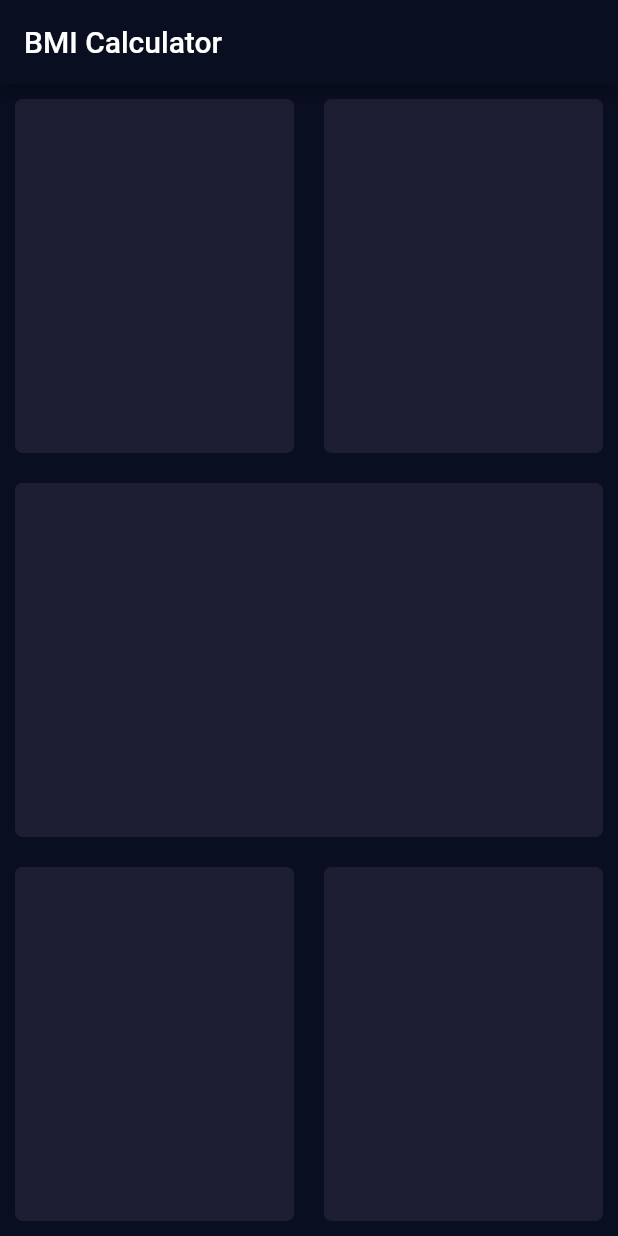
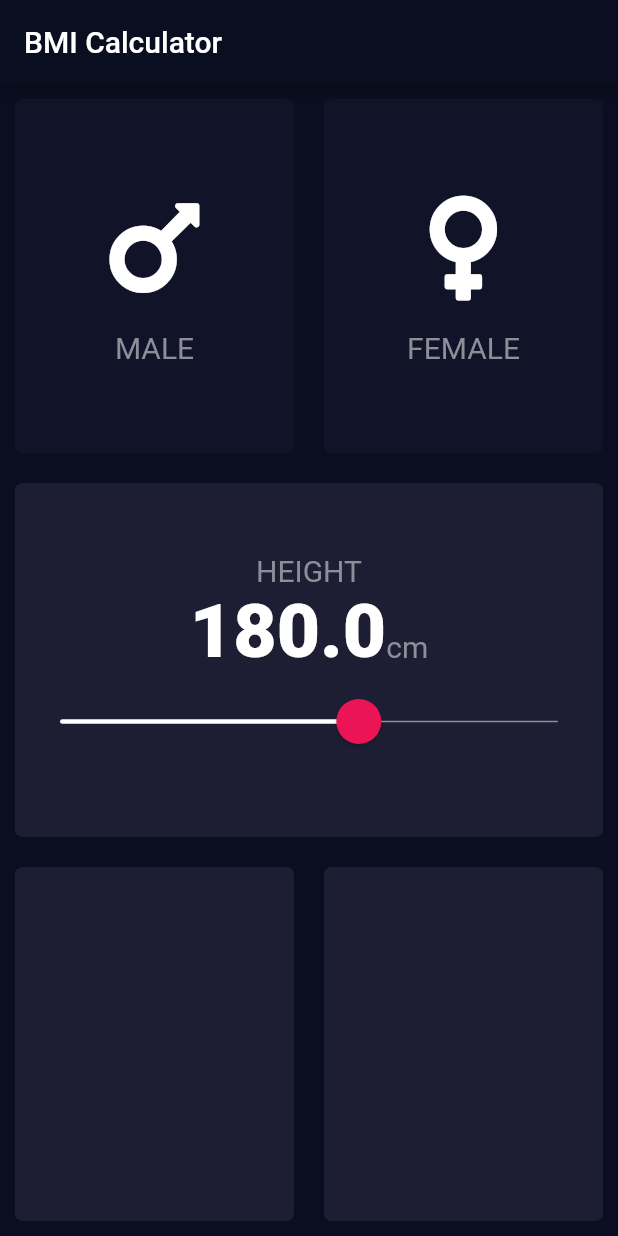
Before and after one commit to ptanlam/bmi_calculator_app, a Flutter app: the screen it shows after launch, on a phone screen of 412 x 824 dp. Run offline on Flutter 3.47's test engine with Material 2 defaults, Android fonts, the phone set to English and light mode, and no system bars; our stand-ins replace font_awesome_flutter.

Commit message:
add constants & slider

```diff
--- a/lib/components/app_card.dart
+++ b/lib/components/app_card.dart
@@ -1,15 +1,27 @@
 import 'package:flutter/material.dart';
 
 class AppCard extends StatelessWidget {
-  const AppCard({Key? key}) : super(key: key);
+  final Color color;
+  final Widget? child;
+
+  final Function? onPress;
+
+  const AppCard({Key? key, required this.color, this.child, this.onPress})
+      : super(key: key);
 
   @override
   Widget build(BuildContext context) {
-    return Container(
-      margin: EdgeInsets.all(10.0),
-      decoration: BoxDecoration(
-        color: Color(0xFF1D1E33),
-        borderRadius: BorderRadius.circular(5.0),
+    return GestureDetector(
+      onTap: () {
+        onPress!();
+      },
+      child: Container(
+        child: child,
+        margin: EdgeInsets.all(10.0),
+        decoration: BoxDecoration(
+          color: color,
+          borderRadius: BorderRadius.circular(5.0),
+        ),
       ),
     );
   }
--- /dev/null
+++ b/lib/components/icon_content.dart
@@ -0,0 +1,34 @@
+import 'package:flutter/material.dart';
+
+import '../constants.dart';
+
+class IconContent extends StatelessWidget {
+  final IconData icon;
+  final String label;
+
+  const IconContent({
+    Key? key,
+    required this.icon,
+    required this.label,
+  }) : super(key: key);
+
+  @override
+  Widget build(BuildContext context) {
+    return Column(
+      mainAxisAlignment: MainAxisAlignment.center,
+      children: [
+        Icon(
+          icon,
+          size: 80.0,
+        ),
+        SizedBox(
+          height: 15.0,
+        ),
+        Text(
+          label,
+          style: kLabelTextStyle,
+        )
+      ],
+    );
+  }
+}
--- /dev/null
+++ b/lib/constants.dart
@@ -0,0 +1,18 @@
+import 'package:flutter/material.dart';
+
+const kLabelTextStyle = TextStyle(
+  fontSize: 20.0,
+  color: Color(0xFF8D8E98),
+);
+
+const kNumberTextStyle = TextStyle(
+  fontSize: 50.0,
+  fontWeight: FontWeight.w900,
+);
+
+const kMinHeight = 120.0;
+const kMaxHeight = 220.0;
+
+const kActiveCardColor = Color(0xFF1D1E33);
+const kInactiveCardColor = Color(0xFF111328);
+const kBottomContainerColor = Color(0xFFEB1555);
--- /dev/null
+++ b/lib/gender.dart
@@ -0,0 +1,4 @@
+enum Gender {
+  Male,
+  Female,
+}
--- a/lib/pages/input_page.dart
+++ b/lib/pages/input_page.dart
@@ -1,5 +1,10 @@
 import 'package:bmi_calculator/components/app_card.dart';
+import 'package:bmi_calculator/components/icon_content.dart';
+import 'package:bmi_calculator/gender.dart';
 import 'package:flutter/material.dart';
+import 'package:font_awesome_flutter/font_awesome_flutter.dart';
+
+import '../constants.dart';
 
 class InputPage extends StatefulWidget {
   InputPage({Key? key}) : super(key: key);
@@ -9,6 +14,21 @@ class InputPage extends StatefulWidget {
 }
 
 class _InputPageState extends State<InputPage> {
+  Gender? selectedGender;
+  double height = 180.0;
+
+  Color toggleMaleCardColor() {
+    return selectedGender == Gender.Male
+        ? kActiveCardColor
+        : kInactiveCardColor;
+  }
+
+  Color toggleFemaleCardColor() {
+    return selectedGender == Gender.Female
+        ? kActiveCardColor
+        : kInactiveCardColor;
+  }
+
   @override
   Widget build(BuildContext context) {
     return Scaffold(
@@ -16,32 +36,110 @@ class _InputPageState extends State<InputPage> {
         title: Text('BMI Calculator'),
       ),
       body: Column(
+        crossAxisAlignment: CrossAxisAlignment.stretch,
         children: [
           Expanded(
             child: Row(
               mainAxisAlignment: MainAxisAlignment.spaceEvenly,
               children: [
                 Expanded(
-                  child: AppCard(),
+                  child: AppCard(
+                    onPress: () {
+                      setState(() {
+                        selectedGender = Gender.Male;
+                      });
+                    },
+                    color: toggleMaleCardColor(),
+                    child: IconContent(
+                      icon: FontAwesomeIcons.mars,
+                      label: 'MALE',
+                    ),
+                  ),
                 ),
                 Expanded(
-                  child: AppCard(),
+                  child: AppCard(
+                    onPress: () {
+                      setState(() {
+                        selectedGender = Gender.Female;
+                      });
+                    },
+                    color: toggleFemaleCardColor(),
+                    child: IconContent(
+                      icon: FontAwesomeIcons.venus,
+                      label: 'FEMALE',
+                    ),
+                  ),
                 ),
               ],
             ),
           ),
           Expanded(
-            child: AppCard(),
+            child: AppCard(
+              color: Color(0xFF1D1E33),
+              child: Column(
+                mainAxisAlignment: MainAxisAlignment.center,
+                children: [
+                  Text(
+                    'HEIGHT',
+                    style: kLabelTextStyle,
+                  ),
+                  Row(
+                    mainAxisAlignment: MainAxisAlignment.center,
+                    crossAxisAlignment: CrossAxisAlignment.baseline,
+                    textBaseline: TextBaseline.alphabetic,
+                    children: [
+                      Text(
+                        '$height',
+                        style: kNumberTextStyle,
+                      ),
+                      Text(
+                        'cm',
+                        style: kLabelTextStyle,
+                      ),
+                    ],
+                  ),
+                  SliderTheme(
+                    data: SliderTheme.of(context).copyWith(
+                      trackHeight: 1.0,
+                      inactiveTrackColor: Color(0xFF8D8E98),
+                      activeTrackColor: Colors.white,
+                      thumbColor: Color(0xFFEB1555),
+                      overlayColor: Color(0x29EB1555),
+                      thumbShape: RoundSliderThumbShape(
+                        enabledThumbRadius: 15.0,
+                      ),
+                      overlayShape: RoundSliderOverlayShape(
+                        overlayRadius: 30.0,
+                      ),
+                    ),
+                    child: Slider(
+                      value: height,
+                      min: kMinHeight,
+                      max: kMaxHeight,
+                      onChanged: (value) {
+                        setState(() {
+                          height = double.parse(value.toStringAsFixed(1));
+                        });
+                      },
+                    ),
+                  ),
+                ],
+              ),
+            ),
           ),
           Expanded(
             child: Row(
               mainAxisAlignment: MainAxisAlignment.spaceEvenly,
               children: [
                 Expanded(
-                  child: AppCard(),
+                  child: AppCard(
+                    color: Color(0xFF1D1E33),
+                  ),
                 ),
                 Expanded(
-                  child: AppCard(),
+                  child: AppCard(
+                    color: Color(0xFF1D1E33),
+                  ),
                 ),
               ],
             ),
--- a/pubspec.yaml
+++ b/pubspec.yaml
@@ -18,12 +18,12 @@ publish_to: 'none' # Remove this line if you wish to publish to pub.dev
 version: 1.0.0+1
 
 environment:
-  sdk: ">=2.12.0 <3.0.0"
+  sdk: '>=2.12.0 <3.0.0'
 
 dependencies:
   flutter:
     sdk: flutter
-
+  font_awesome_flutter: ^9.1.0
 
   # The following adds the Cupertino Icons font to your application.
   # Use with the CupertinoIcons class for iOS style icons.
@@ -38,7 +38,6 @@ dev_dependencies:
 
 # The following section is specific to Flutter.
 flutter:
-
   # The following line ensures that the Material Icons font is
   # included with your application, so that you can use the icons in
   # the material Icons class.
```
Also changed, not shown: pubspec.lock.
